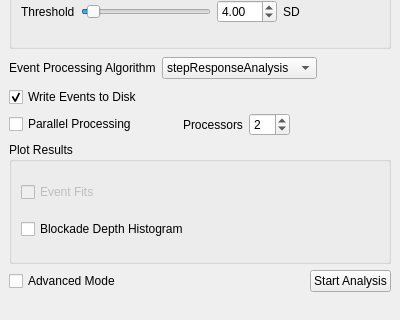
This is qtgui/SettingsWindow.ui in usnistgov/mosaic as Qt 5 draws it before an edit; both pictures show x 0 to 400 and y 359 to 679 of the 400 by 679 pixel window. The edited form follows.
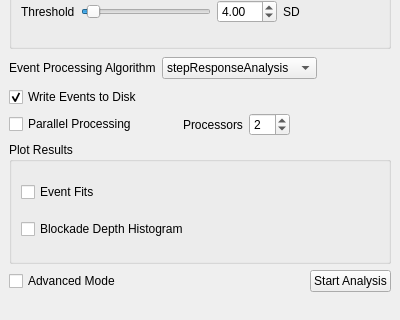
This is the edited form.

```diff
--- a/qtgui/SettingsWindow.ui
+++ b/qtgui/SettingsWindow.ui
@@ -697,7 +697,7 @@
        <item>
         <widget class="QCheckBox" name="plotEventFitsCheckBox">
          <property name="enabled">
-          <bool>false</bool>
+          <bool>true</bool>
          </property>
          <property name="text">
           <string>Event Fits</string>
```
